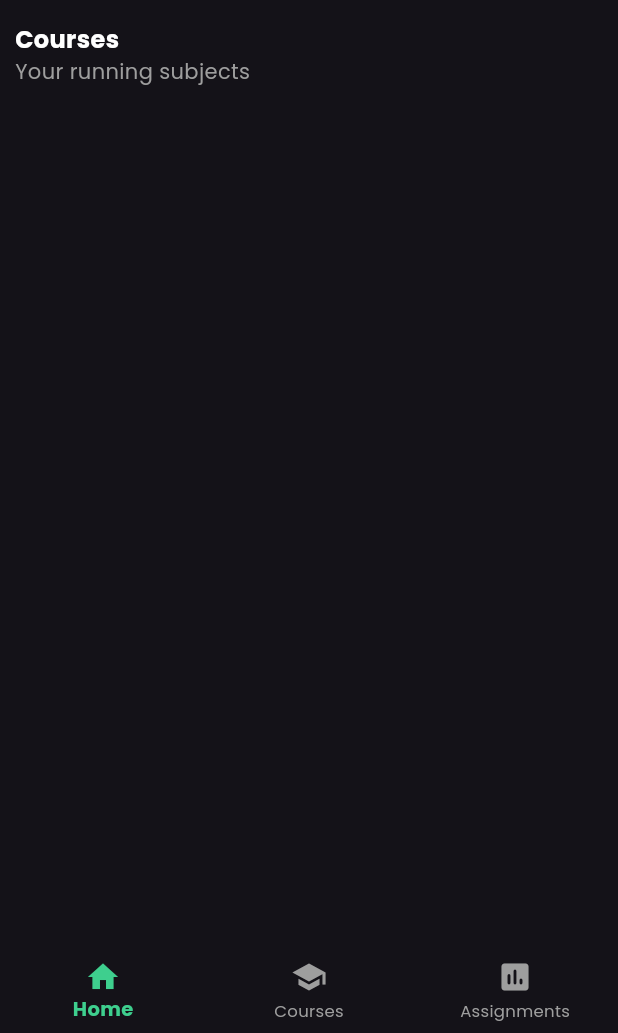
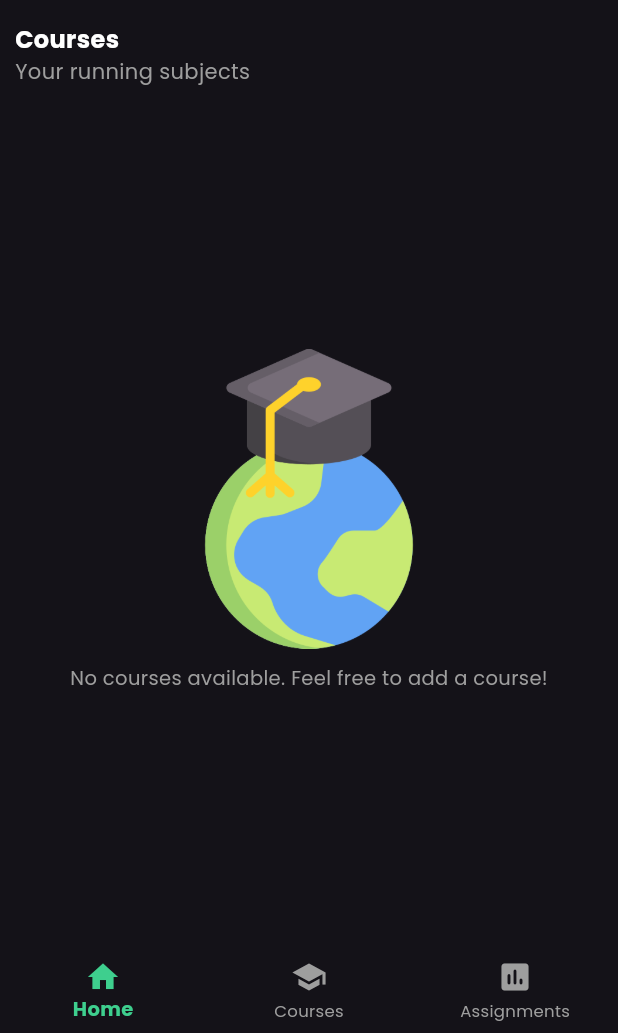
Before and after one commit to ThilinaMadhusanka/study-planner-new, a Flutter app: the screen it shows after launch, on a phone screen of 412 x 824 dp, the part 203-1236 px from its top. Run offline on Flutter 3.47's test engine with Material 3 defaults, Android fonts, the phone set to English and light mode, and no system bars; our stand-ins replace cloud_firestore, firebase_core, go_router, google_fonts; accounts and stored records are empty.

Commit message:
Update main page

```diff
--- a/lib/pages/main_screens/main_page.dart
+++ b/lib/pages/main_screens/main_page.dart
@@ -92,7 +92,43 @@ class MainPage extends StatelessWidget {
                 ),
                 StreamBuilder(
                   stream: CourseService().courses,
-                  builder: (context, snapshot) {},
+                  builder: (context, snapshot) {
+                    if (snapshot.connectionState == ConnectionState.waiting) {
+                      return Center(
+                        child: CircularProgressIndicator(),
+                      );
+                    } else if (snapshot.hasError) {
+                      return Center(
+                        child: Text("Error :${snapshot.error}"),
+                      );
+                    } else if (!snapshot.hasData || snapshot.data!.isEmpty) {
+                      return Center(
+                        child: Padding(
+                          padding: EdgeInsets.symmetric(
+                            vertical: MediaQuery.of(context).size.height / 5,
+                          ),
+                          child: Column(
+                            children: [
+                              Image.asset(
+                                "assets/a.png",
+                                width: 200,
+                              ),
+                              SizedBox(
+                                height: 10,
+                              ),
+                              Text(
+                                "No courses available. Feel free to add a course!",
+                                style: TextStyle(
+                                  color: Colors.grey,
+                                  fontSize: 13,
+                                ),
+                              ),
+                            ],
+                          ),
+                        ),
+                      );
+                    }
+                  },
                 ),
               ],
             ),
--- a/pubspec.yaml
+++ b/pubspec.yaml
@@ -65,9 +65,8 @@ flutter:
   uses-material-design: true
 
   # To add assets to your application, add an assets section, like this:
-  # assets:
-  #   - images/a_dot_burr.jpeg
-  #   - images/a_dot_ham.jpeg
+  assets:
+    - assets/
 
   # An image asset can refer to one or more resolution-specific "variants", see
   # https://flutter.dev/to/resolution-aware-images
```
Also changed, not shown: assets/a.png (added).
